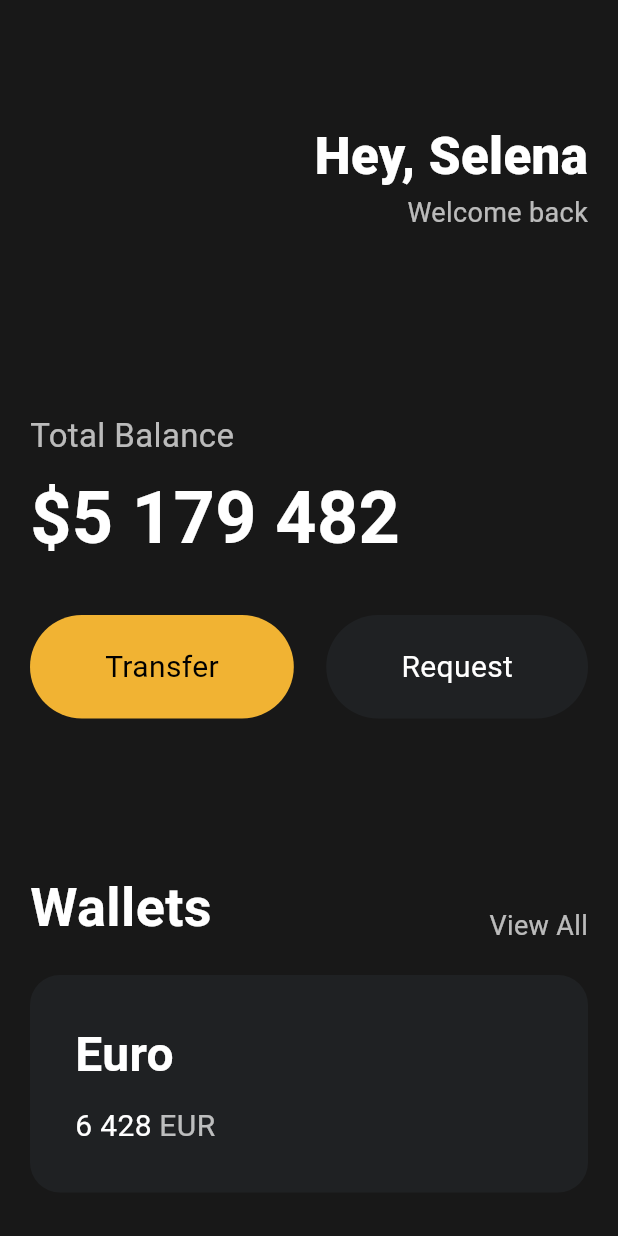
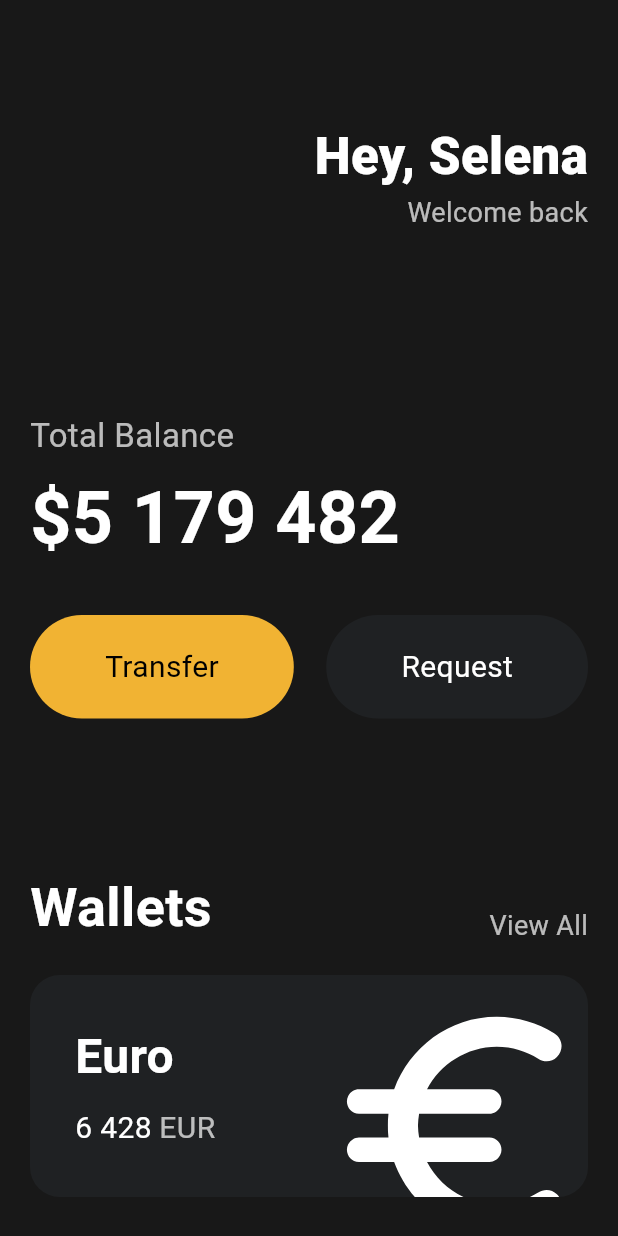
Before and after one commit to kyhyeok/toonflix, a Flutter app: the screen it shows after launch, on a phone screen of 412 x 824 dp. Run offline on Flutter 3.47's test engine with Material 3 defaults, Android fonts, the phone set to English and light mode, and no system bars.

Commit message:
UI CHALLENGE 3.7 Icons And Transforms

```diff
--- a/lib/main.dart
+++ b/lib/main.dart
@@ -109,6 +109,7 @@ class App extends StatelessWidget {
                 height: 20,
               ),
               Container(
+                clipBehavior: Clip.hardEdge,
                 decoration: BoxDecoration(
                   color: Color(0xFF1F2123),
                   borderRadius: BorderRadius.circular(20),
@@ -116,6 +117,7 @@ class App extends StatelessWidget {
                 child: Padding(
                   padding: const EdgeInsets.all(30),
                   child: Row(
+                    mainAxisAlignment: MainAxisAlignment.spaceBetween,
                     children: [
                       Column(
                         crossAxisAlignment: CrossAxisAlignment.start,
@@ -154,6 +156,17 @@ class App extends StatelessWidget {
                           ),
                         ],
                       ),
+                      Transform.scale(
+                        scale: 2.2,
+                        child: Transform.translate(
+                          offset: Offset(-5, 12),
+                          child: const Icon(
+                            Icons.euro_rounded,
+                            color: Colors.white,
+                            size: 88,
+                          ),
+                        ),
+                      ),
                     ],
                   ),
                 ),
```
